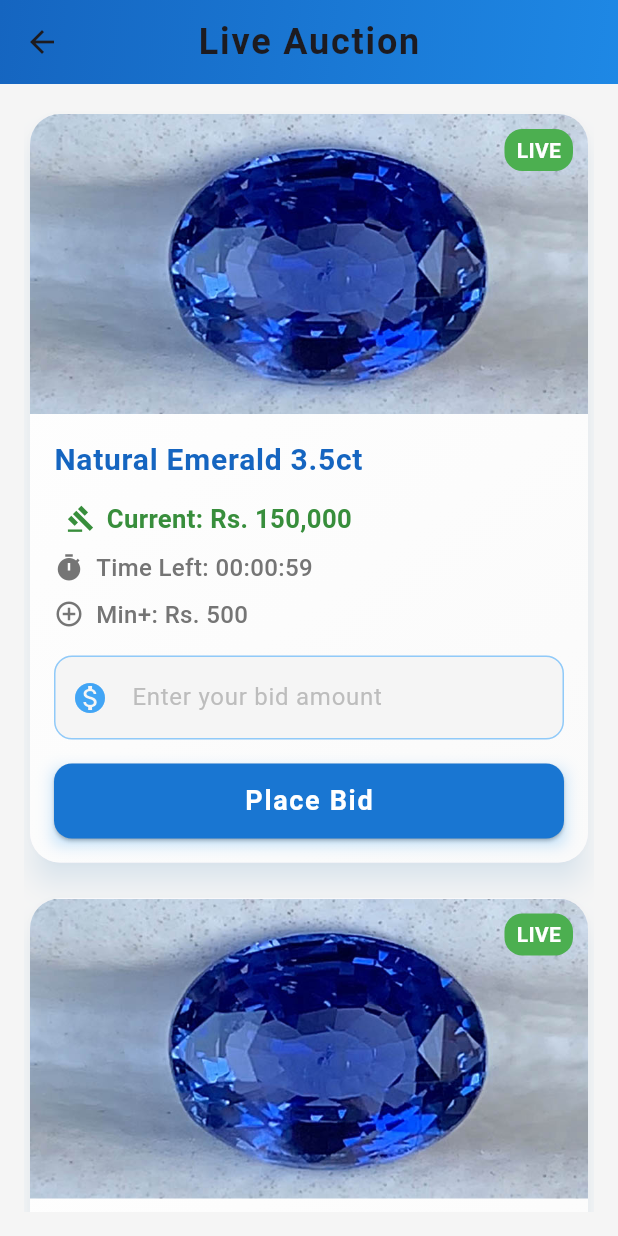
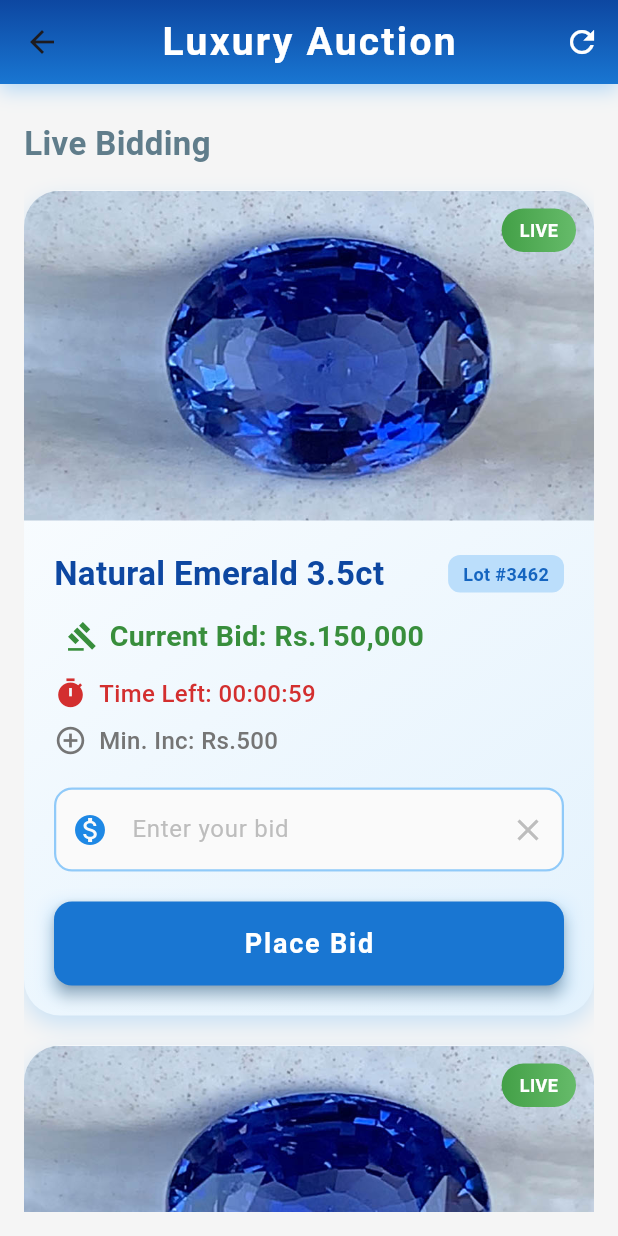
Before and after one commit to RensithUdara/gemhub_mobileapp, a Flutter app: the AuctionScreen screen opened directly, on a phone screen of 412 x 824 dp. Run offline on Flutter 3.47's test engine with Material 3 defaults, Android fonts, the phone set to English and light mode, and no system bars; our stand-ins replace animated_bottom_navigation_bar, carousel_slider, cloud_firestore, firebase_auth, firebase_core, firebase_storage and 3 more; accounts and stored records are empty.

```diff
--- a/lib/screens/auction_screen/auction_screen.dart
+++ b/lib/screens/auction_screen/auction_screen.dart
@@ -10,53 +10,78 @@ class AuctionScreen extends StatelessWidget {
       backgroundColor: Colors.grey[100],
       appBar: AppBar(
         title: const Text(
-          'Live Auction',
+          'Luxury Auction',
           style: TextStyle(
-            fontWeight: FontWeight.bold,
-            fontSize: 24,
-            letterSpacing: 1.2,
+            fontWeight: FontWeight.w700,
+            fontSize: 26,
+            letterSpacing: 1.5,
+            color: Colors.white,
           ),
         ),
-        backgroundColor: Colors.blue[800],
+        backgroundColor: Colors.transparent,
         elevation: 0,
         centerTitle: true,
         flexibleSpace: Container(
           decoration: BoxDecoration(
             gradient: LinearGradient(
-              colors: [Colors.blue[800]!, Colors.blue[600]!],
-              begin: Alignment.topLeft,
-              end: Alignment.bottomRight,
+              colors: [Colors.blue[900]!, Colors.blue[700]!],
+              begin: Alignment.topCenter,
+              end: Alignment.bottomCenter,
+            ),
+            boxShadow: [
+              BoxShadow(
+                color: Colors.blue.withOpacity(0.3),
+                blurRadius: 10,
+                offset: const Offset(0, 4),
+              ),
+            ],
           ),
         ),
+        actions: [
+          IconButton(
+            icon: const Icon(Icons.refresh, color: Colors.white),
+            onPressed: () {
+              // Refresh auctions logic here
+            },
+          ),
+        ],
+      ),
+      body: Padding(
+        padding: const EdgeInsets.fromLTRB(16, 24, 16, 16),
+        child: ListView(
+          children: [
+            const Text(
+              'Live Bidding',
+              style: TextStyle(
+                fontSize: 22,
+                fontWeight: FontWeight.w700,
+                color: Colors.blueGrey,
               ),
             ),
-      body: Padding(
-        padding: const EdgeInsets.all(16),
-        child: ListView(
-          children: const [
+            const SizedBox(height: 16),
             AuctionItemCard(
               imagePath: 'assets/images/gem01.jpg',
               title: 'Natural Emerald 3.5ct',
               currentBid: 150000,
-              endTime: Duration(minutes: 1),
+              endTime: const Duration(minutes: 1), // Shortened for demo
               minimumIncrement: 500,
-              currentUserId: 'user1', // Example user ID
+              currentUserId: 'user1',
             ),
-            SizedBox(height: 16),
+            const SizedBox(height: 20),
             AuctionItemCard(
               imagePath: 'assets/images/gem01.jpg',
               title: 'Ruby Gemstone 2.7ct',
               currentBid: 250000,
-              endTime: Duration(hours: 2),
+              endTime: const Duration(minutes: 2),
               minimumIncrement: 1000,
               currentUserId: 'user1',
             ),
-            SizedBox(height: 16),
+            const SizedBox(height: 20),
             AuctionItemCard(
               imagePath: 'assets/images/gem01.jpg',
               title: 'Sapphire Gemstone 5.0ct',
               currentBid: 500000,
-              endTime: Duration(hours: 3),
+              endTime: const Duration(minutes: 3),
               minimumIncrement: 2000,
               currentUserId: 'user1',
             ),
@@ -73,7 +98,7 @@ class AuctionItemCard extends StatefulWidget {
   final int currentBid;
   final Duration endTime;
   final int minimumIncrement;
-  final String currentUserId; // Added to track current user
+  final String currentUserId;
 
   const AuctionItemCard({
     super.key,
@@ -98,7 +123,7 @@ class _AuctionItemCardState extends State<AuctionItemCard>
   bool _isLoading = false;
   late AnimationController _animationController;
   late Animation<double> _bidAnimation;
-  String? _winningUserId; // Tracks the winning user
+  String? _winningUserId;
 
   @override
   void initState() {
@@ -123,10 +148,9 @@ class _AuctionItemCardState extends State<AuctionItemCard>
       });
     } else {
       _timer.cancel();
-      // Auction ended, set winner if there's a bid
       if (_winningUserId == null && _currentBid > widget.currentBid) {
         setState(() {
-          _winningUserId = widget.currentUserId; // For demo, assuming last bidder wins
+          _winningUserId = widget.currentUserId;
         });
       }
     }
@@ -141,12 +165,12 @@ class _AuctionItemCardState extends State<AuctionItemCard>
     }
 
     if (enteredBid <= _currentBid) {
-      _showSnackBar('Bid must be higher than current bid');
+      _showSnackBar('Bid must exceed current bid');
       return;
     }
 
     if ((enteredBid - _currentBid) < widget.minimumIncrement) {
-      _showSnackBar('Bid must be at least ${_formatCurrency(widget.minimumIncrement)} higher');
+      _showSnackBar('Minimum increment: ${_formatCurrency(widget.minimumIncrement)}');
       return;
     }
 
@@ -157,21 +181,14 @@ class _AuctionItemCardState extends State<AuctionItemCard>
         shape: RoundedRectangleBorder(borderRadius: BorderRadius.circular(20)),
         elevation: 16,
         child: Container(
-          padding: const EdgeInsets.all(20),
+          padding: const EdgeInsets.all(24),
           decoration: BoxDecoration(
             borderRadius: BorderRadius.circular(20),
             gradient: LinearGradient(
-              colors: [Colors.white, Colors.grey[50]!],
+              colors: [Colors.white, Colors.blue[50]!],
               begin: Alignment.topLeft,
               end: Alignment.bottomRight,
             ),
-            boxShadow: [
-              BoxShadow(
-                color: Colors.blue.withOpacity(0.3),
-                blurRadius: 12,
-                offset: const Offset(0, 6),
-              ),
-            ],
           ),
           child: Column(
             mainAxisSize: MainAxisSize.min,
@@ -180,38 +197,38 @@ class _AuctionItemCardState extends State<AuctionItemCard>
                 padding: const EdgeInsets.all(12),
                 decoration: BoxDecoration(
                   shape: BoxShape.circle,
-                  color: Colors.blue[100],
+                  gradient: LinearGradient(
+                    colors: [Colors.blue[600]!, Colors.blue[400]!],
                   ),
-                child: Icon(
+                ),
+                child: const Icon(
                   Icons.gavel,
                   size: 32,
-                  color: Colors.blue[700],
+                  color: Colors.white,
                 ),
               ),
               const SizedBox(height: 16),
               Text(
-                'Confirm Your Bid',
+                'Confirm Bid',
                 style: TextStyle(
-                  fontSize: 22,
-                  fontWeight: FontWeight.bold,
-                  color: Colors.blue[800],
-                  letterSpacing: 0.5,
+                  fontSize: 24,
+                  fontWeight: FontWeight.w700,
+                  color: Colors.blue[900],
                 ),
               ),
               const SizedBox(height: 12),
               Text(
-                'Are you sure you want to place a bid of',
-                textAlign: TextAlign.center,
+                'Place bid of:',
                 style: TextStyle(
                   fontSize: 16,
-                  color: Colors.grey[600],
+                  color: Colors.grey[700],
                 ),
               ),
               const SizedBox(height: 8),
               Text(
                 _formatCurrency(enteredBid),
                 style: TextStyle(
-                  fontSize: 24,
+                  fontSize: 28,
                   fontWeight: FontWeight.bold,
                   color: Colors.green[700],
                 ),
@@ -223,43 +240,37 @@ class _AuctionItemCardState extends State<AuctionItemCard>
                   TextButton(
                     onPressed: () => Navigator.pop(context, false),
                     style: TextButton.styleFrom(
-                      padding: const EdgeInsets.symmetric(
-                        horizontal: 24,
-                        vertical: 12,
-                      ),
+                      padding: const EdgeInsets.symmetric(horizontal: 20, vertical: 12),
                       backgroundColor: Colors.grey[200],
                       shape: RoundedRectangleBorder(
-                        borderRadius: BorderRadius.circular(12),
+                        borderRadius: BorderRadius.circular(10),
                       ),
                     ),
-                    child: Text(
+                    child: const Text(
                       'Cancel',
                       style: TextStyle(
-                        color: Colors.grey[700],
                         fontSize: 16,
                         fontWeight: FontWeight.w600,
+                        color: Colors.grey,
                       ),
                     ),
                   ),
                   ElevatedButton(
                     onPressed: () => Navigator.pop(context, true),
                     style: ElevatedButton.styleFrom(
-                      padding: const EdgeInsets.symmetric(
-                        horizontal: 24,
-                        vertical: 12,
-                      ),
+                      padding: const EdgeInsets.symmetric(horizontal: 20, vertical: 12),
                       backgroundColor: Colors.blue[700],
                       shape: RoundedRectangleBorder(
-                        borderRadius: BorderRadius.circular(12),
+                        borderRadius: BorderRadius.circular(10),
                       ),
-                      elevation: 4,
+                      elevation: 6,
                     ),
-                    child: Text(
+                    child: const Text(
                       'Confirm',
                       style: TextStyle(
-                        color: Colors.white,
                         fontSize: 16,
                         fontWeight: FontWeight.w600,
+                        color: Colors.white,
                       ),
                     ),
                   ),
@@ -277,7 +288,7 @@ class _AuctionItemCardState extends State<AuctionItemCard>
 
       setState(() {
         _currentBid = enteredBid;
-        _winningUserId = widget.currentUserId; // Current user becomes potential winner
+        _winningUserId = widget.currentUserId;
         _isLoading = false;
       });
       _animationController.forward(from: 0.0);
@@ -287,21 +298,27 @@ class _AuctionItemCardState extends State<AuctionItemCard>
   }
 
   Future<void> _handlePayment() async {
-    // Simulate payment process
     setState(() => _isLoading = true);
     await Future.delayed(const Duration(milliseconds: 1000));
     setState(() => _isLoading = false);
     _showSnackBar('Payment processing initiated!');
-    // In a real app, this would trigger actual payment flow
   }
 
   void _showSnackBar(String message) {
     ScaffoldMessenger.of(context).showSnackBar(
       SnackBar(
-        content: Text(message),
+        content: Row(
+          children: [
+            const Icon(Icons.info, color: Colors.white, size: 20),
+            const SizedBox(width: 8),
+            Expanded(child: Text(message)),
+          ],
+        ),
         behavior: SnackBarBehavior.floating,
-        shape: RoundedRectangleBorder(borderRadius: BorderRadius.circular(8)),
-        backgroundColor: Colors.blue[700],
+        shape: RoundedRectangleBorder(borderRadius: BorderRadius.circular(10)),
+        backgroundColor: Colors.blue[800],
+        elevation: 6,
+        margin: const EdgeInsets.all(16),
       ),
     );
   }
@@ -315,7 +332,7 @@ class _AuctionItemCardState extends State<AuctionItemCard>
   }
 
   String _formatCurrency(int amount) {
-    return 'Rs. ${amount.toString().replaceAllMapped(
+    return 'Rs.${amount.toString().replaceAllMapped(
           RegExp(r'(\d)(?=(\d{3})+(?!\d))'),
           (Match m) => '${m[1]},'
         )}';
@@ -334,51 +351,66 @@ class _AuctionItemCardState extends State<AuctionItemCard>
     bool isAuctionActive = _remainingTime.inSeconds > 0;
     bool isCurrentUserWinner = _winningUserId == widget.currentUserId;
 
-    return Card(
-      elevation: 8,
-      shadowColor: Colors.blue.withOpacity(0.2),
-      shape: RoundedRectangleBorder(borderRadius: BorderRadius.circular(20)),
-      child: Container(
+    return AnimatedContainer(
+      duration: const Duration(milliseconds: 300),
+      curve: Curves.easeInOut,
       decoration: BoxDecoration(
-          borderRadius: BorderRadius.circular(20),
+        borderRadius: BorderRadius.circular(24),
         gradient: LinearGradient(
-            colors: [Colors.white, Colors.grey[50]!],
+          colors: [
+            Colors.white,
+            isAuctionActive ? Colors.blue[50]! : Colors.grey[100]!,
+          ],
           begin: Alignment.topLeft,
           end: Alignment.bottomRight,
         ),
+        boxShadow: [
+          BoxShadow(
+            color: Colors.blue.withOpacity(0.2),
+            blurRadius: 12,
+            offset: const Offset(0, 6),
+          ),
+        ],
       ),
       child: Column(
         crossAxisAlignment: CrossAxisAlignment.start,
         children: [
           ClipRRect(
-              borderRadius: const BorderRadius.vertical(top: Radius.circular(20)),
+            borderRadius: const BorderRadius.vertical(top: Radius.circular(24)),
             child: Stack(
               children: [
                 Image.asset(
                   widget.imagePath,
                   fit: BoxFit.cover,
                   width: double.infinity,
-                    height: 200,
+                  height: 220,
                   errorBuilder: (context, error, stackTrace) => Container(
-                      height: 200,
+                    height: 220,
                     color: Colors.grey[300],
-                      child: const Center(child: Text('Image Not Found')),
+                    child: const Center(
+                      child: Icon(Icons.image_not_supported, size: 50),
+                    ),
                   ),
                 ),
                 Positioned(
-                    top: 10,
-                    right: 10,
+                  top: 12,
+                  right: 12,
                   child: Container(
-                      padding: const EdgeInsets.symmetric(horizontal: 8, vertical: 4),
+                    padding: const EdgeInsets.symmetric(horizontal: 12, vertical: 6),
                     decoration: BoxDecoration(
-                        color: isAuctionActive ? Colors.green : Colors.red,
-                        borderRadius: BorderRadius.circular(12),
+                      gradient: LinearGradient(
+                        colors: isAuctionActive
+                            ? [Colors.green[600]!, Colors.green[400]!]
+                            : [Colors.red[600]!, Colors.red[400]!],
+                      ),
+                      borderRadius: BorderRadius.circular(20),
                     ),
                     child: Text(
                       isAuctionActive ? 'LIVE' : 'ENDED',
                       style: const TextStyle(
                         color: Colors.white,
                         fontWeight: FontWeight.bold,
+                        fontSize: 12,
                       ),
                     ),
                   ),
@@ -387,30 +419,51 @@ class _AuctionItemCardState extends State<AuctionItemCard>
             ),
           ),
           Padding(
-              padding: const EdgeInsets.all(16),
+            padding: const EdgeInsets.all(20),
             child: Column(
               crossAxisAlignment: CrossAxisAlignment.start,
               children: [
-                  Text(
+                Row(
+                  mainAxisAlignment: MainAxisAlignment.spaceBetween,
+                  children: [
+                    Expanded(
+                      child: Text(
                         widget.title,
                         style: TextStyle(
-                      fontSize: 20,
-                      fontWeight: FontWeight.bold,
+                          fontSize: 22,
+                          fontWeight: FontWeight.w700,
+                          color: Colors.blue[900],
+                        ),
+                      ),
+                    ),
+                    Container(
+                      padding: const EdgeInsets.symmetric(horizontal: 10, vertical: 4),
+                      decoration: BoxDecoration(
+                        color: Colors.blue[100],
+                        borderRadius: BorderRadius.circular(8),
+                      ),
+                      child: Text(
+                        'Lot #${widget.title.hashCode.toString().substring(0, 4)}',
+                        style: TextStyle(
+                          fontSize: 12,
                           color: Colors.blue[800],
-                      letterSpacing: 0.5,
+                          fontWeight: FontWeight.w600,
                         ),
+                      ),
+                    ),
+                  ],
                 ),
                 const SizedBox(height: 12),
                 ScaleTransition(
                   scale: _bidAnimation,
                   child: Row(
                     children: [
-                        Icon(Icons.gavel, color: Colors.green[700], size: 20),
+                      Icon(Icons.gavel, color: Colors.green[700], size: 22),
                       const SizedBox(width: 8),
                       Text(
-                          'Current: ${_formatCurrency(_currentBid)}',
+                        'Current Bid: ${_formatCurrency(_currentBid)}',
                         style: TextStyle(
-                            fontSize: 18,
+                          fontSize: 20,
                           fontWeight: FontWeight.w600,
                           color: Colors.green[700],
                         ),
@@ -418,16 +471,24 @@ class _AuctionItemCardState extends State<AuctionItemCard>
                     ],
                   ),
                 ),
-                  const SizedBox(height: 8),
+                const SizedBox(height: 12),
                 Row(
                   children: [
-                      Icon(Icons.timer, color: Colors.grey[600], size: 20),
+                    Icon(
+                      Icons.timer,
+                      color: _remainingTime.inSeconds < 300
+                          ? Colors.red[700]
+                          : Colors.grey[600],
+                      size: 22,
+                    ),
                     const SizedBox(width: 8),
                     Text(
                       'Time Left: ${_formatTime(_remainingTime)}',
                       style: TextStyle(
                         fontSize: 16,
-                          color: Colors.grey[600],
+                        color: _remainingTime.inSeconds < 300
+                            ? Colors.red[700]
+                            : Colors.grey[600],
                         fontWeight: FontWeight.w500,
                       ),
                     ),
@@ -436,10 +497,10 @@ class _AuctionItemCardState extends State<AuctionItemCard>
                 const SizedBox(height: 8),
                 Row(
                   children: [
-                      Icon(Icons.add_circle_outline, color: Colors.grey[600], size: 20),
+                    Icon(Icons.add_circle_outline, color: Colors.grey[600], size: 22),
                     const SizedBox(width: 8),
                     Text(
-                        'Min+: ${_formatCurrency(widget.minimumIncrement)}',
+                      'Min. Inc: ${_formatCurrency(widget.minimumIncrement)}',
                       style: TextStyle(
                         fontSize: 16,
                         color: Colors.grey[600],
@@ -449,25 +510,42 @@ class _AuctionItemCardState extends State<AuctionItemCard>
                   ],
                 ),
                 if (!isAuctionActive && _winningUserId != null) ...[
-                    const SizedBox(height: 12),
+                  const SizedBox(height: 16),
                   Container(
-                      padding: const EdgeInsets.all(8),
+                    width: double.infinity,
+                    padding: const EdgeInsets.all(12),
                     decoration: BoxDecoration(
-                        color: isCurrentUserWinner ? Colors.green[100] : Colors.grey[200],
-                        borderRadius: BorderRadius.circular(8),
+                      gradient: LinearGradient(
+                        colors: isCurrentUserWinner
+                            ? [Colors.green[100]!, Colors.green[50]!]
+                            : [Colors.grey[200]!, Colors.grey[100]!],
                       ),
+                      borderRadius: BorderRadius.circular(12),
+                    ),
+                    child: Row(
+                      children: [
+                        Icon(
+                          isCurrentUserWinner ? Icons.celebration : Icons.info,
+                          color: isCurrentUserWinner ? Colors.green[800] : Colors.grey[800],
+                        ),
+                        const SizedBox(width: 8),
+                        Expanded(
                           child: Text(
                             isCurrentUserWinner
-                            ? 'Congratulations! You won this auction!'
-                            : 'Auction won by another bidder',
+                                ? 'You Won! Congratulations!'
+                                : 'Won by another bidder',
                             style: TextStyle(
                               color: isCurrentUserWinner ? Colors.green[800] : Colors.grey[800],
-                          fontWeight: FontWeight.bold,
+                              fontWeight: FontWeight.w700,
+                              fontSize: 16,
                             ),
                           ),
                         ),
                       ],
-                  const SizedBox(height: 16),
+                    ),
+                  ),
+                ],
+                const SizedBox(height: 20),
                 if (isAuctionActive) ...[
                   TextField(
                     controller: _bidController,
@@ -475,34 +553,38 @@ class _AuctionItemCardState extends State<AuctionItemCard>
                     enabled: !_isLoading,
                     decoration: InputDecoration(
                       filled: true,
-                        fillColor: Colors.grey[100],
-                        hintText: 'Enter your bid amount',
+                      fillColor: Colors.grey[50],
+                      hintText: 'Enter your bid',
                       hintStyle: TextStyle(color: Colors.grey[400]),
-                        prefixIcon: Icon(Icons.monetization_on, color: Colors.blue[400]),
+                      prefixIcon: Icon(Icons.monetization_on, color: Colors.blue[600]),
+                      suffixIcon: IconButton(
+                        icon: Icon(Icons.clear, color: Colors.grey[400]),
+                        onPressed: () => _bidController.clear(),
+                      ),
                       border: OutlineInputBorder(
                         borderRadius: BorderRadius.circular(12),
-                          borderSide: BorderSide(color: Colors.blue[200]!),
+                        borderSide: BorderSide.none,
                       ),
                       enabledBorder: OutlineInputBorder(
                         borderRadius: BorderRadius.circular(12),
-                          borderSide: BorderSide(color: Colors.blue[200]!),
+                        borderSide: BorderSide(color: Colors.blue[200]!, width: 1.5),
                       ),
                       focusedBorder: OutlineInputBorder(
                         borderRadius: BorderRadius.circular(12),
-                          borderSide: BorderSide(color: Colors.blue[600]!, width: 2),
+                        borderSide: BorderSide(color: Colors.blue[700]!, width: 2),
                       ),
                     ),
                   ),
                 ],
-                  const SizedBox(height: 16),
+                const SizedBox(height: 20),
                 Container(
                   width: double.infinity,
-                    height: 50,
+                  height: 56,
                   decoration: BoxDecoration(
                     boxShadow: [
                       BoxShadow(
                         color: Colors.blue.withOpacity(0.3),
-                          blurRadius: 8,
+                        blurRadius: 10,
                         offset: const Offset(0, 4),
                       ),
                     ],
@@ -513,10 +595,11 @@ class _AuctionItemCardState extends State<AuctionItemCard>
                       foregroundColor: Colors.white,
                       backgroundColor: isAuctionActive || (isCurrentUserWinner && !isAuctionActive)
                           ? Colors.blue[700]
-                            : Colors.grey[400],
+                          : Colors.grey[600],
                       shape: RoundedRectangleBorder(
                         borderRadius: BorderRadius.circular(12),
                       ),
+                      elevation: 4,
                     ),
                     child: _isLoading
                         ? const SizedBox(
@@ -527,13 +610,22 @@ class _AuctionItemCardState extends State<AuctionItemCard>
                               strokeWidth: 2.5,
                             ),
                           )
-                          : Text(
+                        : Row(
+                            mainAxisAlignment: MainAxisAlignment.center,
+                            children: [
+                              if (!isAuctionActive && isCurrentUserWinner)
+                                const Icon(Icons.payment, size: 20),
+                              if (!isAuctionActive && isCurrentUserWinner)
+                                const SizedBox(width: 8),
+                              Text(
                                 _getButtonText(),
                                 style: const TextStyle(
                                   fontSize: 18,
-                                fontWeight: FontWeight.bold,
-                                letterSpacing: 1.1,
+                                  fontWeight: FontWeight.w700,
+                                  letterSpacing: 1.2,
                                 ),
+                              ),
+                            ],
                           ),
                   ),
                 ),
@@ -541,7 +633,6 @@ class _AuctionItemCardState extends State<AuctionItemCard>
             ),
           ),
         ],
-        ),
       ),
     );
   }
```
Lines whose indentation alone changed are shown as unchanged.
